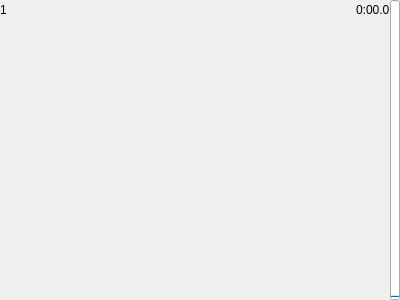
Above: slotwidget.ui from eventmusicmachine/emm-plugin-slots before the change. Below: the same form after it.
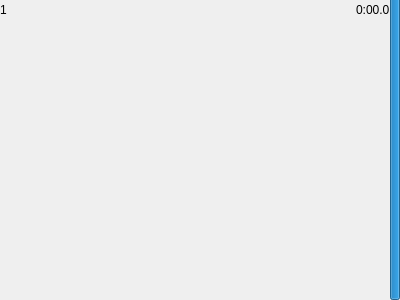
That is the form after the change. The open tabs and pages were chosen to show the change.

What changed in the file:
```diff
--- a/slotwidget.ui
+++ b/slotwidget.ui
@@ -136,6 +136,9 @@
            <height>16777215</height>
           </size>
          </property>
+         <property name="value">
+          <number>100</number>
+         </property>
          <property name="textVisible">
           <bool>false</bool>
          </property>
```
